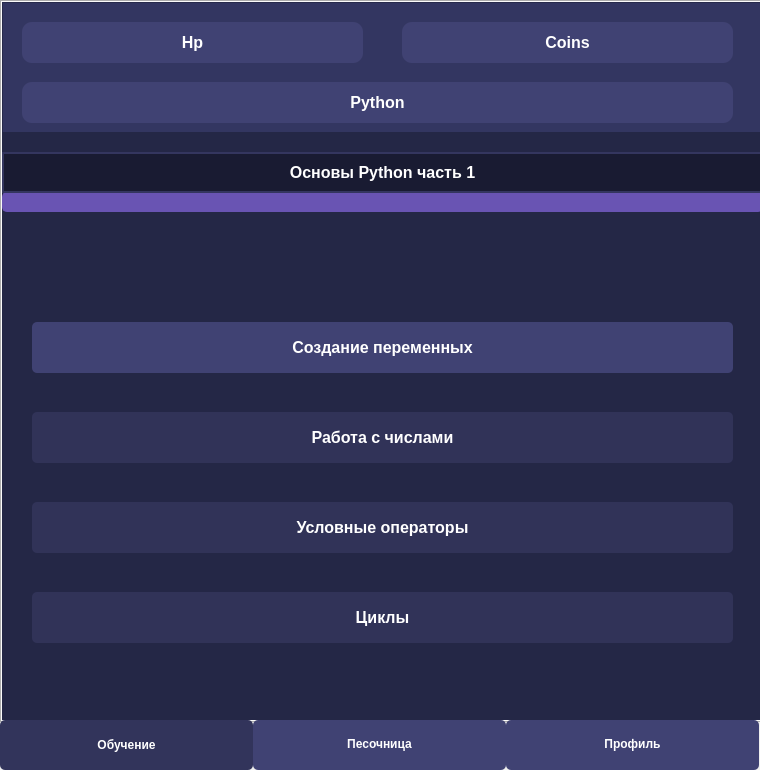
Old version of the form project.ui in the repository vlad1xxx/MyFirstProjectPyQt5.
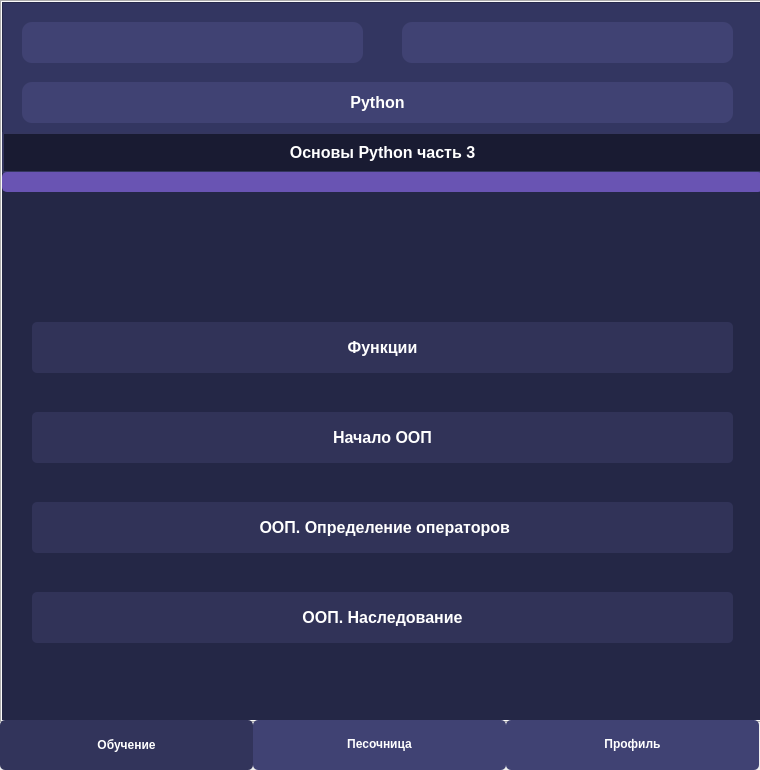
New version of the form. The open tabs and pages were chosen to show the change.

Commit message: main.py и project.ui update

Patch:
```diff
--- a/project.ui
+++ b/project.ui
@@ -140,7 +140,7 @@
 }</string>
          </property>
          <property name="text">
-          <string>Hp</string>
+          <string/>
          </property>
         </widget>
         <widget class="QPushButton" name="coins_btn">
@@ -162,7 +162,7 @@
 }</string>
          </property>
          <property name="text">
-          <string>Coins</string>
+          <string/>
          </property>
         </widget>
        </widget>
@@ -180,7 +180,7 @@
           <property name="geometry">
            <rect>
             <x>0</x>
-            <y>60</y>
+            <y>40</y>
             <width>761</width>
             <height>20</height>
            </rect>
@@ -210,7 +210,7 @@
           <property name="geometry">
            <rect>
             <x>0</x>
-            <y>20</y>
+            <y>0</y>
             <width>761</width>
             <height>41</height>
            </rect>
@@ -253,7 +253,7 @@
            <string>Создание переменных</string>
           </property>
          </widget>
-         <widget class="QPushButton" name="createvar_btn_2">
+         <widget class="QPushButton" name="num_btn">
           <property name="enabled">
            <bool>false</bool>
           </property>
@@ -278,7 +278,7 @@
            <string>Работа с числами</string>
           </property>
          </widget>
-         <widget class="QPushButton" name="createvar_btn_3">
+         <widget class="QPushButton" name="condition_btn">
           <property name="enabled">
            <bool>false</bool>
           </property>
@@ -303,7 +303,7 @@
            <string>Условные операторы</string>
           </property>
          </widget>
-         <widget class="QPushButton" name="createvar_btn_4">
+         <widget class="QPushButton" name="loop_btn">
           <property name="enabled">
            <bool>false</bool>
           </property>
@@ -329,7 +329,320 @@
           </property>
          </widget>
         </widget>
-        <widget class="QWidget" name="page_2"/>
+        <widget class="QWidget" name="page_basics_py_part2">
+         <widget class="QPushButton" name="createvar_btn_5">
+          <property name="enabled">
+           <bool>false</bool>
+          </property>
+          <property name="geometry">
+           <rect>
+            <x>30</x>
+            <y>190</y>
+            <width>701</width>
+            <height>51</height>
+           </rect>
+          </property>
+          <property name="styleSheet">
+           <string notr="true">QPushButton {
+	color: white;
+	background: rgb(49, 51, 88);
+	border-radius: 5px;
+	font-weight: bold;
+	font-size: 16px;
+}</string>
+          </property>
+          <property name="text">
+           <string>Работа со строками</string>
+          </property>
+         </widget>
+         <widget class="QProgressBar" name="progress_basics_part1_2">
+          <property name="geometry">
+           <rect>
+            <x>0</x>
+            <y>40</y>
+            <width>761</width>
+            <height>20</height>
+           </rect>
+          </property>
+          <property name="styleSheet">
+           <string notr="true">QProgressBar {
+	border: 2px solid rgb(105,84,179);
+	background: rgb(105,84,179);
+	border-radius: 5px;
+	text-align: center;
+}
+QProgressBar::chunk {
+	background: rgb(164,113,240);
+}</string>
+          </property>
+          <property name="value">
+           <number>0</number>
+          </property>
+          <property name="textVisible">
+           <bool>false</bool>
+          </property>
+          <property name="format">
+           <string notr="true"/>
+          </property>
+         </widget>
+         <widget class="QPushButton" name="createvar_btn_6">
+          <property name="enabled">
+           <bool>false</bool>
+          </property>
+          <property name="geometry">
+           <rect>
+            <x>30</x>
+            <y>370</y>
+            <width>701</width>
+            <height>51</height>
+           </rect>
+          </property>
+          <property name="styleSheet">
+           <string notr="true">QPushButton {
+	color: white;
+	background: rgb(49, 51, 88);
+	border-radius: 5px;
+	font-weight: bold;
+	font-size: 16px;
+}</string>
+          </property>
+          <property name="text">
+           <string>Списки</string>
+          </property>
+         </widget>
+         <widget class="QPushButton" name="createvar_btn_7">
+          <property name="enabled">
+           <bool>false</bool>
+          </property>
+          <property name="geometry">
+           <rect>
+            <x>30</x>
+            <y>280</y>
+            <width>701</width>
+            <height>51</height>
+           </rect>
+          </property>
+          <property name="styleSheet">
+           <string notr="true">QPushButton {
+	color: white;
+	background: rgb(49, 51, 88);
+	border-radius: 5px;
+	font-weight: bold;
+	font-size: 16px;
+}</string>
+          </property>
+          <property name="text">
+           <string>Множества</string>
+          </property>
+         </widget>
+         <widget class="QLabel" name="label_3">
+          <property name="geometry">
+           <rect>
+            <x>0</x>
+            <y>0</y>
+            <width>761</width>
+            <height>41</height>
+           </rect>
+          </property>
+          <property name="styleSheet">
+           <string notr="true">QLabel {
+	color: white;
+	background: rgb(25,27,50);
+	font-weight: bold;
+	font-size: 16px;
+	border: 2px solid rgb(52,54,95);
+}</string>
+          </property>
+          <property name="text">
+           <string>Основы Python часть 2</string>
+          </property>
+          <property name="alignment">
+           <set>Qt::AlignCenter</set>
+          </property>
+         </widget>
+         <widget class="QPushButton" name="createvar_btn_8">
+          <property name="enabled">
+           <bool>false</bool>
+          </property>
+          <property name="geometry">
+           <rect>
+            <x>30</x>
+            <y>460</y>
+            <width>701</width>
+            <height>51</height>
+           </rect>
+          </property>
+          <property name="styleSheet">
+           <string notr="true">QPushButton {
+	color: white;
+	background: rgb(49, 51, 88);
+	border-radius: 5px;
+	font-weight: bold;
+	font-size: 16px;
+}</string>
+          </property>
+          <property name="text">
+           <string>Словари и кортежи</string>
+          </property>
+         </widget>
+        </widget>
+        <widget class="QWidget" name="page">
+         <widget class="QPushButton" name="createvar_btn_9">
+          <property name="enabled">
+           <bool>false</bool>
+          </property>
+          <property name="geometry">
+           <rect>
+            <x>30</x>
+            <y>280</y>
+            <width>701</width>
+            <height>51</height>
+           </rect>
+          </property>
+          <property name="styleSheet">
+           <string notr="true">QPushButton {
+	color: white;
+	background: rgb(49, 51, 88);
+	border-radius: 5px;
+	font-weight: bold;
+	font-size: 16px;
+}</string>
+          </property>
+          <property name="text">
+           <string>Начало ООП</string>
+          </property>
+         </widget>
+         <widget class="QLabel" name="label_4">
+          <property name="geometry">
+           <rect>
+            <x>0</x>
+            <y>0</y>
+            <width>761</width>
+            <height>41</height>
+           </rect>
+          </property>
+          <property name="styleSheet">
+           <string notr="true">QLabel {
+	color: white;
+	background: rgb(25,27,50);
+	font-weight: bold;
+	font-size: 16px;
+	border: 2px solid rgb(52,54,95);
+}</string>
+          </property>
+          <property name="text">
+           <string>Основы Python часть 3</string>
+          </property>
+          <property name="alignment">
+           <set>Qt::AlignCenter</set>
+          </property>
+         </widget>
+         <widget class="QPushButton" name="createvar_btn_10">
+          <property name="enabled">
+           <bool>false</bool>
+          </property>
+          <property name="geometry">
+           <rect>
+            <x>30</x>
+            <y>460</y>
+            <width>701</width>
+            <height>51</height>
+           </rect>
+          </property>
+          <property name="styleSheet">
+           <string notr="true">QPushButton {
+	color: white;
+	background: rgb(49, 51, 88);
+	border-radius: 5px;
+	font-weight: bold;
+	font-size: 16px;
+}</string>
+          </property>
+          <property name="text">
+           <string>ООП. Наследование</string>
+          </property>
+         </widget>
+         <widget class="QProgressBar" name="progress_basics_part1_3">
+          <property name="geometry">
+           <rect>
+            <x>0</x>
+            <y>40</y>
+            <width>761</width>
+            <height>20</height>
+           </rect>
+          </property>
+          <property name="styleSheet">
+           <string notr="true">QProgressBar {
+	border: 2px solid rgb(105,84,179);
+	background: rgb(105,84,179);
+	border-radius: 5px;
+	text-align: center;
+}
+QProgressBar::chunk {
+	background: rgb(164,113,240);
+}</string>
+          </property>
+          <property name="value">
+           <number>0</number>
+          </property>
+          <property name="textVisible">
+           <bool>false</bool>
+          </property>
+          <property name="format">
+           <string notr="true"/>
+          </property>
+         </widget>
+         <widget class="QPushButton" name="createvar_btn_11">
+          <property name="enabled">
+           <bool>false</bool>
+          </property>
+          <property name="geometry">
+           <rect>
+            <x>30</x>
+            <y>190</y>
+            <width>701</width>
+            <height>51</height>
+           </rect>
+          </property>
+          <property name="styleSheet">
+           <string notr="true">QPushButton {
+	color: white;
+	background: rgb(49, 51, 88);
+	border-radius: 5px;
+	font-weight: bold;
+	font-size: 16px;
+}</string>
+          </property>
+          <property name="text">
+           <string>Функции</string>
+          </property>
+         </widget>
+         <widget class="QPushButton" name="createvar_btn_12">
+          <property name="enabled">
+           <bool>false</bool>
+          </property>
+          <property name="geometry">
+           <rect>
+            <x>30</x>
+            <y>370</y>
+            <width>701</width>
+            <height>51</height>
+           </rect>
+          </property>
+          <property name="styleSheet">
+           <string notr="true">QPushButton {
+	color: white;
+	background: rgb(49, 51, 88);
+	border-radius: 5px;
+	font-weight: bold;
+	font-size: 16px;
+}</string>
+          </property>
+          <property name="text">
+           <string> ООП. Определение операторов</string>
+          </property>
+         </widget>
+        </widget>
        </widget>
       </widget>
       <widget class="QWidget" name="sandbox_tab">
```
Left out of the diff: 5 changed lines with no effect on the pictures. The commit also changes 1 other file.
